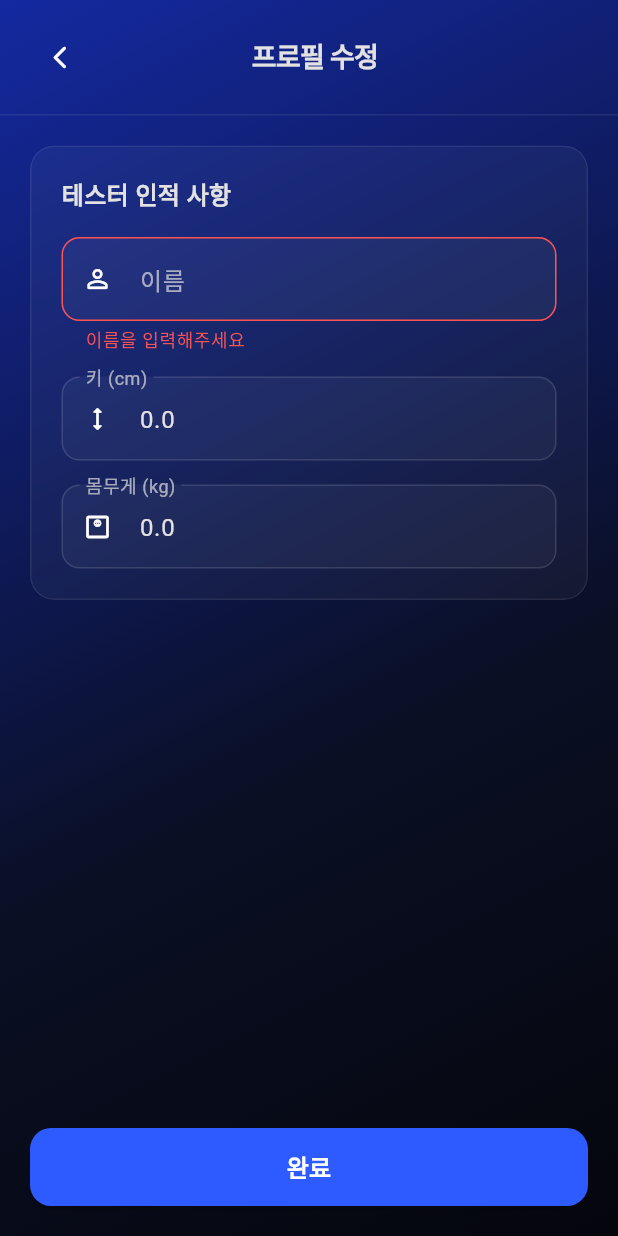
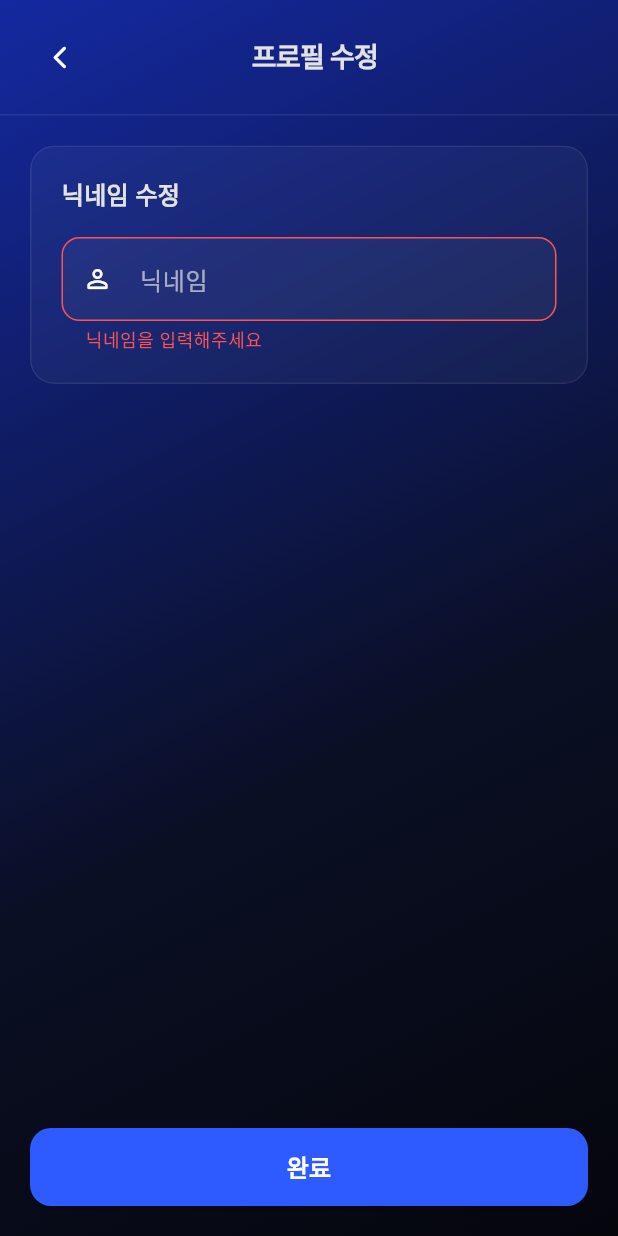
Before and after one commit to Huijong/Health_UT_INFO, a Flutter app: the ProfileEditPage screen opened directly with empty values, after a tap on "완료", on a phone screen of 412 x 824 dp. Run offline on Flutter 3.47's test engine with Material 3 defaults, Android fonts, the phone set to English and light mode, and no system bars; our stand-ins replace device_info_plus, dio, firebase_core, firebase_messaging, flutter_map, geocoding and 8 more; missing offline and left inert: android_intent_plus, mailer; accounts and stored records are empty; network calls fail; Roboto replaces fonts that are missing (Plus_Jakarta_Sans).

```diff
--- a/client/lib/config/app_config.dart
+++ b/client/lib/config/app_config.dart
@@ -50,6 +50,6 @@ class AppConfig {
   /// HealthPort 앱 버전
   static const appVersion = String.fromEnvironment(
     'APP_VERSION',
-    defaultValue: '1.020',
+    defaultValue: '1.021',
   );
 }
--- a/client/lib/screens/home_screen.dart
+++ b/client/lib/screens/home_screen.dart
@@ -590,8 +590,8 @@ class _HomeScreenState extends State<HomeScreen> with WidgetsBindingObserver, Ti
       });
 
       final name = _nameCtrl.text.trim();
-      final height = double.parse(_heightCtrl.text.trim());
-      final weight = double.parse(_weightCtrl.text.trim());
+      final height = double.tryParse(_heightCtrl.text.trim()) ?? 0.0;
+      final weight = double.tryParse(_weightCtrl.text.trim()) ?? 0.0;
       final watchName = _selectedWatch == '직접입력'
           ? _customWatchCtrl.text.trim()
           : _selectedWatch;
@@ -1179,7 +1179,7 @@ class _HomeScreenState extends State<HomeScreen> with WidgetsBindingObserver, Ti
         crossAxisAlignment: CrossAxisAlignment.start,
         children: [
           Text(
-            '정밀한 피트니스 분석을 위해 테스터님의 신체 스펙을 입력해 주세요.',
+            'HealthPort 서비스 이용을 위한 테스터님의 닉네임을 입력해 주세요.',
             style: TextStyle(
               fontSize: 13,
               color: const Color(0xFFE2E2E2).withOpacity(0.7),
@@ -1193,30 +1193,11 @@ class _HomeScreenState extends State<HomeScreen> with WidgetsBindingObserver, Ti
                 TextFormField(
                   controller: _nameCtrl,
                   decoration: const InputDecoration(
-                    labelText: '이름 *',
+                    labelText: '닉네임 *',
+                    hintText: '예) 기안84',
                     prefixIcon: Icon(Icons.person_outline_rounded, size: 20),
                   ),
-                  validator: (v) => (v == null || v.trim().isEmpty) ? '이름을 입력해 주세요' : null,
-                ),
-                const SizedBox(height: 16),
-                TextFormField(
-                  controller: _heightCtrl,
-                  keyboardType: const TextInputType.numberWithOptions(decimal: true),
-                  decoration: const InputDecoration(
-                    labelText: '키 (cm) *',
-                    prefixIcon: Icon(Icons.height_rounded, size: 20),
-                  ),
-                  validator: _validatePositiveNumber,
-                ),
-                const SizedBox(height: 16),
-                TextFormField(
-                  controller: _weightCtrl,
-                  keyboardType: const TextInputType.numberWithOptions(decimal: true),
-                  decoration: const InputDecoration(
-                    labelText: '몸무게 (kg) *',
-                    prefixIcon: Icon(Icons.monitor_weight_outlined, size: 20),
-                  ),
-                  validator: _validatePositiveNumber,
+                  validator: (v) => (v == null || v.trim().isEmpty) ? '닉네임을 입력해 주세요' : null,
                 ),
               ],
             ),
@@ -2465,14 +2446,37 @@ class _HomeScreenState extends State<HomeScreen> with WidgetsBindingObserver, Ti
           Expanded(
             flex: 2,
             child: ElevatedButton(
-              onPressed: () {
+              onPressed: () async {
                 if (isStep5) {
                   _onSend();
                 } else if (canNext) {
                   if (_currentStep == 1) {
                     if (!_formKey1.currentState!.validate()) return;
-                    _prefs?.saveName(_nameCtrl.text.trim());
-                    _updateNotificationTopic(_nameCtrl.text.trim());
+
+                    final nickname = _nameCtrl.text.trim();
+                    try {
+                      final url = Uri.parse('${AppConfig.apiUrl}/api/devices?check_nickname=${Uri.encodeComponent(nickname)}');
+                      final response = await http.get(url);
+                      if (response.statusCode == 200) {
+                        final res = jsonDecode(response.body);
+                        if (res['status'] == 'success' && res['exists'] == true) {
+                          if (mounted) {
+                            ScaffoldMessenger.of(context).showSnackBar(
+                              const SnackBar(
+                                content: Text('이미 등록된 닉네임입니다. 다른 닉네임을 입력해 주세요.'),
+                                backgroundColor: Colors.redAccent,
+                              ),
+                            );
+                          }
+                          return;
+                        }
+                      }
+                    } catch (e) {
+                      debugPrint('닉네임 중복 검사 실패: $e');
+                    }
+
+                    _prefs?.saveName(nickname);
+                    _updateNotificationTopic(nickname);
                     _prefs?.saveHeight(double.tryParse(_heightCtrl.text) ?? 0.0);
                     _prefs?.saveWeight(double.tryParse(_weightCtrl.text) ?? 0.0);
                   } else if (_currentStep == 2) {
@@ -2565,10 +2569,16 @@ class _HomeScreenState extends State<HomeScreen> with WidgetsBindingObserver, Ti
             ),
             child: const SingleChildScrollView(
               child: Text(
-                '1. 수집 및 이용 목적: 피트니스 알고리즘 분석, 연구개발(R&D) 및 제품 검증\n'
-                '2. 수집 항목: 이름, 키, 몸무게, 기기 정보, 운동 데이터(심박수 등 신체 기능 정보)\n'
-                '3. 보유 및 이용 기간: 검증 목적 달성 시 또는 테스터의 파기 요청 시까지\n'
-                '4. 동의 거부 권리: 동의를 거부할 수 있으나, 거부 시 HealthPort 앱을 통한 검증 참여가 불가합니다.',
+                '1. 개인정보 수집·이용 동의 (필수)\n'
+                '[HealthPort] 서비스 제공을 위한 개인정보 수집∙이용에 대한 안내입니다.\n\n'
+                '[HealthPort] 은(는) 개인의 운동(달리기, 실외자전거, 트레일 러닝 등) 기록 및 분석 서비스를 제공하며, 이를 위해 아래와 같이 개인정보를 수집∙이용합니다.\n\n'
+                '• 이름 (또는 닉네임): 회원 식별 및 서비스 이용 (보유기간: 회원 탈퇴 시까지)\n'
+                '• 위치정보 (GPS): 운동 경로, 거리, 속도 기록 및 분석 (보유기간: 회원 탈퇴 시까지)\n\n'
+                '※ 위 필수항목 수집·이용에 대한 동의를 거부하실 수 있으나, 이 경우 [HealthPort] 서비스의 핵심 기능 이용이 제한됩니다.\n\n'
+                '2. 민감정보 수집·이용 동의 (필수)\n'
+                '[HealthPort] 서비스는 운동 강도 분석 등 개인 맞춤형 서비스 제공을 위해 아래와 같이 민감정보를 수집∙이용합니다.\n\n'
+                '• 심박수: 운동 중 건강 상태 모니터링 및 운동 강도 분석 (보유기간: 회원 탈퇴 시까지)\n\n'
+                '※ 민감정보는 「개인정보 보호법」에 따라 별도의 동의를 받아야 하며, 동의를 거부하실 경우 운동 강도 분석 등 일부 맞춤형 기능 이용이 제한될 수 있습니다.',
                 style: TextStyle(fontSize: 12, color: Colors.white54, height: 1.5),
               ),
             ),
@@ -2586,9 +2596,9 @@ class _HomeScreenState extends State<HomeScreen> with WidgetsBindingObserver, Ti
           ),
           const SizedBox(height: 24),
 
-          // 2. 개인위치정보 동의서
+          // 2. 개인정보 처리방침 동의서
           const Text(
-            '개인위치정보 수집·이용 동의 (필수)',
+            '개인정보 처리방침 (필수)',
             style: TextStyle(fontSize: 14, fontWeight: FontWeight.bold, color: Colors.white70),
           ),
           const SizedBox(height: 8),
@@ -2603,16 +2613,39 @@ class _HomeScreenState extends State<HomeScreen> with WidgetsBindingObserver, Ti
             ),
             child: const SingleChildScrollView(
               child: Text(
-                '1. 수집 및 이용 목적: 실외 운동 검증 시 정밀 위치 경로 분석 및 검증 데이터 패키징\n'
-                '2. 수집 항목: GPS 위도, 경도 좌표 정보 및 이동 경로\n'
-                '3. 보유 및 이용 기간: 피트니스 데이터 정밀 분석 즉시 파기 및 R&D 연구 완료 시 파기\n'
-                '4. 동의 거부 권리: 동의를 거부할 수 있으나, 거부 시 실외 운동 데이터 검증 및 앱 서비스 제공이 불가능합니다.',
+                '[HealthPort] 개인정보 처리방침\n\n'
+                '제1조 (개인정보의 처리 목적)\n'
+                '회사는 다음의 목적을 위하여 개인정보를 처리합니다. 처리하고 있는 개인정보는 다음의 목적 이외의 용도로는 이용되지 않으며, 이용 목적이 변경되는 경우에는 「개인정보 보호법」 제18조에 따라 별도의 동의를 받는 등 필요한 조치를 이행할 예정입니다.\n'
+                '- 서비스 제공: 운동 기록(경로, 거리, 속도, 심박수 등) 저장, 통계, 분석 데이터 제공 등 서비스 제공과 관련된 목적으로 개인정보를 처리합니다.\n'
+                '- 회원 관리: 회원제 서비스 이용에 따른 본인 확인, 개인 식별, 불량회원의 부정 이용 방지와 비인가 사용 방지, 분쟁 조정을 위한 기록 보존 등을 목적으로 개인정보를 처리합니다.\n\n'
+                '제2조 (처리하는 개인정보의 항목 및 보유 기간)\n'
+                '회사는 법령에 따른 개인정보 보유·이용기간 또는 정보주체로부터 개인정보를 수집 시에 동의받은 개인정보 보유·이용기간 내에서 개인정보를 처리·보유합니다.\n'
+                '- 수집항목: 이름(또는 닉네임), 위치정보(GPS), 심박수\n'
+                '- 보유기간: 회원 탈퇴 시까지. (단, 관계 법령 위반에 따른 수사·조사 등이 진행 중인 경우에는 해당 수사·조사 종료 시까지)\n\n'
+                '제3조 (개인정보의 제3자 제공)\n'
+                '회사는 정보주체의 개인정보를 제1조(개인정보의 처리 목적)에서 명시한 범위 내에서만 처리하며, 원칙적으로 정보주체의 동의 없이 외부에 제공하지 않습니다.\n\n'
+                '제4조 (개인정보처리의 위탁)\n'
+                '회사는 원활한 개인정보 업무처리를 위하여 다음과 같이 개인정보 처리업무를 위탁할 수 있습니다.\n'
+                '- 위탁받는 자 (수탁자): 자체 서버\n'
+                '- 위탁하는 업무의 내용: 서비스 제공을 위한 데이터 저장 및 시스템 운영\n\n'
+                '제5조 (정보주체와 법정대리인의 권리·의무 및 그 행사방법)\n'
+                '이용자는 개인정보주체로서 언제든지 개인정보 열람, 정정, 삭제, 처리정지 요구 등의 권리를 행사할 수 있습니다.\n\n'
+                '제6조 (개인정보의 파기)\n'
+                '회사는 개인정보 보유기간의 경과, 처리목적 달성 등 개인정보가 불필요하게 되었을 때에는 지체없이 해당 개인정보를 파기합니다.\n\n'
+                '제7조 (개인정보의 안전성 확보 조치)\n'
+                '회사는 개인정보의 안전성 확보를 위해 기술적/관리적 및 물리적 조치를 하고 있습니다.\n\n'
+                '제8조 (개인정보 보호책임자)\n'
+                '- 성명: 유희종\n'
+                '- 직책: 과장\n'
+                '- 연락처: yhj2222@gmail.com\n\n'
+                '부칙\n'
+                '이 개인정보 처리방침은 2026년 7월 14일부터 적용됩니다.',
                 style: TextStyle(fontSize: 12, color: Colors.white54, height: 1.5),
               ),
             ),
           ),
           CheckboxListTile(
-            title: const Text('위 개인위치정보 수집·이용에 동의합니다.', style: TextStyle(fontSize: 12, color: Colors.white70)),
+            title: const Text('위 개인정보 처리방침에 동의합니다.', style: TextStyle(fontSize: 12, color: Colors.white70)),
             value: _agreeLocation,
             activeColor: const Color(0xFF2E5BFF),
             checkColor: Colors.white,
--- a/client/lib/screens/settings_screen.dart
+++ b/client/lib/screens/settings_screen.dart
@@ -2,6 +2,8 @@ import 'dart:ui';
 import 'dart:io';
 import 'package:flutter/material.dart';
 import 'package:flutter/services.dart';
+import 'dart:convert';
+import 'package:http/http.dart' as http;
 import 'package:client/services/prefs_service.dart';
 import 'package:client/screens/home_screen.dart';
 import 'package:url_launcher/url_launcher.dart';
@@ -527,13 +529,39 @@ class _ProfileEditPageState extends State<ProfileEditPage> {
     super.dispose();
   }
 
-  void _onSave() {
+  void _onSave() async {
     if (_formKey.currentState!.validate()) {
-      Navigator.pop(context, {
-        'name': _nameCtrl.text.trim(),
-        'height': double.tryParse(_heightCtrl.text),
-        'weight': double.tryParse(_weightCtrl.text),
-      });
+      final nickname = _nameCtrl.text.trim();
+      if (nickname != widget.initialName) {
+        try {
+          final url = Uri.parse('${AppConfig.apiUrl}/api/devices?check_nickname=${Uri.encodeComponent(nickname)}');
+          final response = await http.get(url);
+          if (response.statusCode == 200) {
+            final res = jsonDecode(response.body);
+            if (res['status'] == 'success' && res['exists'] == true) {
+              if (mounted) {
+                ScaffoldMessenger.of(context).showSnackBar(
+                  const SnackBar(
+                    content: Text('이미 등록된 닉네임입니다. 다른 닉네임을 입력해 주세요.'),
+                    backgroundColor: Colors.redAccent,
+                  ),
+                );
+              }
+              return;
+            }
+          }
+        } catch (e) {
+          debugPrint('닉네임 중복 검사 실패: $e');
+        }
+      }
+
+      if (mounted) {
+        Navigator.pop(context, {
+          'name': nickname,
+          'height': double.tryParse(_heightCtrl.text) ?? 0.0,
+          'weight': double.tryParse(_weightCtrl.text) ?? 0.0,
+        });
+      }
     }
   }
 
@@ -601,51 +629,17 @@ class _ProfileEditPageState extends State<ProfileEditPage> {
                             crossAxisAlignment: CrossAxisAlignment.start,
                             children: [
                               const Text(
-                                '테스터 인적 사항',
+                                '닉네임 수정',
                                 style: TextStyle(fontSize: 16, fontWeight: FontWeight.bold),
                               ),
                               const SizedBox(height: 16),
                               TextFormField(
                                 controller: _nameCtrl,
                                 decoration: const InputDecoration(
-                                  labelText: '이름',
+                                  labelText: '닉네임',
                                   prefixIcon: Icon(Icons.person_outline_rounded, size: 20),
                                 ),
-                                validator: (v) => (v == null || v.trim().isEmpty) ? '이름을 입력해주세요' : null,
-                              ),
-                              const SizedBox(height: 16),
-                              TextFormField(
-                                controller: _heightCtrl,
-                                keyboardType: const TextInputType.numberWithOptions(decimal: true),
-                                inputFormatters: [
-                                  FilteringTextInputFormatter.allow(RegExp(r'^\d*\.?\d*')),
-                                ],
-                                decoration: const InputDecoration(
-                                  labelText: '키 (cm)',
-                                  prefixIcon: Icon(Icons.height_rounded, size: 20),
-                                ),
-                                validator: (v) {
-                                  if (v == null || v.trim().isEmpty) return '키를 입력해주세요';
-                                  if (double.tryParse(v) == null) return '올바른 숫자를 입력해주세요';
-                                  return null;
-                                },
-                              ),
-                              const SizedBox(height: 16),
-                              TextFormField(
-                                controller: _weightCtrl,
-                                keyboardType: const TextInputType.numberWithOptions(decimal: true),
-                                inputFormatters: [
-                                  FilteringTextInputFormatter.allow(RegExp(r'^\d*\.?\d*')),
-                                ],
-                                decoration: const InputDecoration(
-                                  labelText: '몸무게 (kg)',
-                                  prefixIcon: Icon(Icons.monitor_weight_outlined, size: 20),
-                                ),
-                                validator: (v) {
-                                  if (v == null || v.trim().isEmpty) return '몸무게를 입력해주세요';
-                                  if (double.tryParse(v) == null) return '올바른 숫자를 입력해주세요';
-                                  return null;
-                                },
+                                validator: (v) => (v == null || v.trim().isEmpty) ? '닉네임을 입력해주세요' : null,
                               ),
                             ],
                           ),
```
